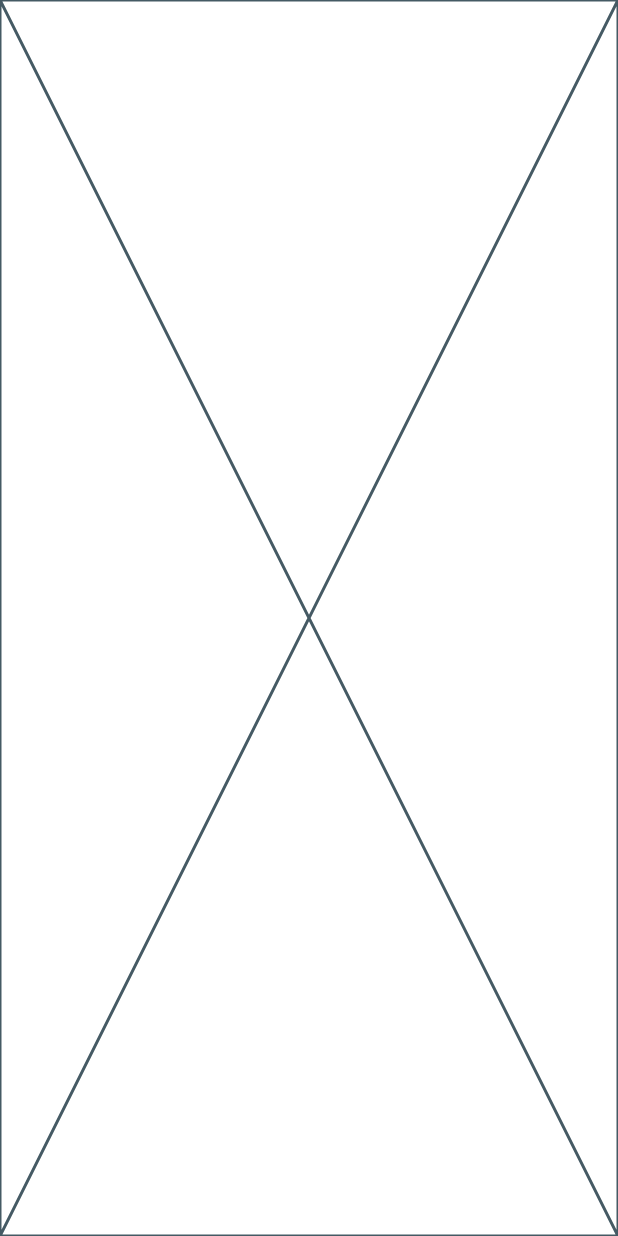
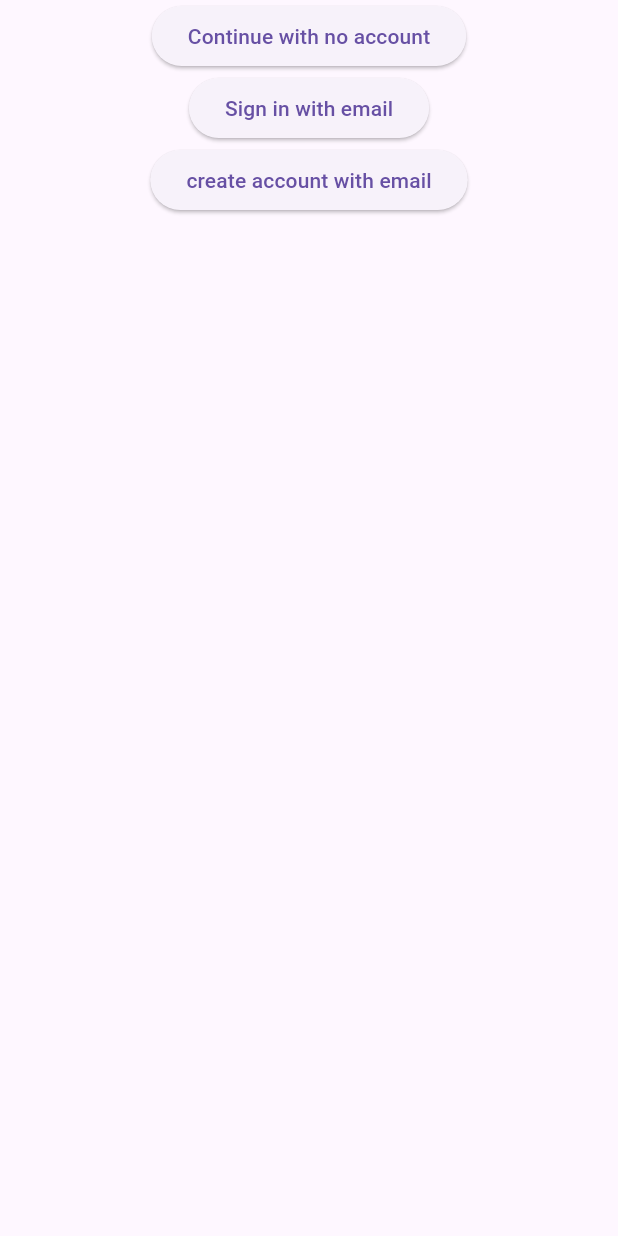
Before and after one commit to zacuel/vertex_virtual, a Flutter app: the screen it shows after launch, on a phone screen of 412 x 824 dp. Run offline on Flutter 3.47's test engine with Material 3 defaults, Android fonts, the phone set to English and light mode, and no system bars; our stand-ins replace cloud_firestore, firebase_auth, firebase_core, flutter_riverpod, fpdart; accounts and stored records are empty; generated files the repository leaves out were written again.

Commit message:
implement signInAnon

```diff
--- /dev/null
+++ b/lib/auth/auth_screen.dart
@@ -0,0 +1,42 @@
+import 'package:flutter/material.dart';
+import 'package:flutter_riverpod/flutter_riverpod.dart';
+import 'package:vertex_virtual/auth/auth_repository.dart';
+
+class AuthScreen extends ConsumerStatefulWidget {
+  const AuthScreen({super.key});
+
+  @override
+  ConsumerState<ConsumerStatefulWidget> createState() => _AuthScreenState();
+}
+
+class _AuthScreenState extends ConsumerState<AuthScreen> {
+  int _screenIndex = 0;
+
+  Widget get _screen0 => Center(
+        child: Column(children: [
+          ElevatedButton(
+              onPressed: () {
+                ref.read(authRepositoryProvider).signUpAnon();
+              },
+              child: const Text("Continue with no account")),
+          ElevatedButton(onPressed: () {}, child: const Text("Sign in with email")),
+          ElevatedButton(onPressed: () {}, child: const Text("create account with email")),
+        ]),
+      );
+
+  @override
+  Widget build(BuildContext context) {
+    return Scaffold(
+      body: Builder(
+        builder: (context) {
+          switch (_screenIndex) {
+            case 0:
+              return _screen0;
+            default:
+              return Placeholder();
+          }
+        },
+      ),
+    );
+  }
+}
--- a/lib/main.dart
+++ b/lib/main.dart
@@ -1,25 +1,39 @@
 import 'package:flutter/material.dart';
 import 'package:firebase_core/firebase_core.dart';
-import 'firebase_tools/firebase_options.dart';
+import 'package:flutter_riverpod/flutter_riverpod.dart';
+import 'package:vertex_virtual/auth/auth_repository.dart';
+import 'package:vertex_virtual/utility/error_loader.dart';
+import 'auth/auth_screen.dart';
+import 'utility/firebase_tools/firebase_options.dart';
 
 void main() async {
   WidgetsFlutterBinding.ensureInitialized();
   await Firebase.initializeApp(options: DefaultFirebaseOptions.currentPlatform);
-  runApp(const MyApp());
+  runApp(const ProviderScope(child: MyApp()));
 }
 
-class MyApp extends StatelessWidget {
+class MyApp extends ConsumerStatefulWidget {
   const MyApp({super.key});
 
   @override
+  ConsumerState<ConsumerStatefulWidget> createState() => _MyAppState();
+}
+
+class _MyAppState extends ConsumerState<MyApp> {
+  @override
   Widget build(BuildContext context) {
     return MaterialApp(
-      title: 'Flutter Demo',
-      theme: ThemeData(
-        colorScheme: ColorScheme.fromSeed(seedColor: Colors.deepPurple),
-        useMaterial3: true,
-      ),
-      home: const Placeholder(),
+      debugShowCheckedModeBanner: false,
+      title: "think tank",
+      home: ref.watch(authStateChangeProvider).when(
+          data: (data) {
+            if (data != null) {
+              return const Placeholder();
+            }
+            return const AuthScreen();
+          },
+          error: (error, _) => ErrorText(error.toString()),
+          loading: () => const Loader()),
     );
   }
 }
--- a/lib/model/person.dart
+++ b/lib/model/person.dart
@@ -3,16 +3,20 @@
 class Person {
   final String uid;
   final List<String> favoriteArticleIds;
+  final bool isAuthenticated;
   Person({
     required this.uid,
     required this.favoriteArticleIds,
+    required this.isAuthenticated,
   });
+
 
 
   Map<String, dynamic> toMap() {
     return {
       'uid': uid,
       'favoriteArticleIds': favoriteArticleIds,
+      'isAuthenticated': isAuthenticated,
     };
   }
 
@@ -20,6 +24,7 @@ class Person {
     return Person(
       uid: map['uid'] ?? '',
       favoriteArticleIds: List<String>.from(map['favoriteArticleIds']),
+      isAuthenticated: map['isAuthenticated'] ?? false,
     );
   }
 
--- a/pubspec.yaml
+++ b/pubspec.yaml
@@ -39,6 +39,7 @@ dependencies:
   flutter_riverpod: ^2.4.10
   firebase_auth: ^4.16.0
   cloud_firestore: ^4.14.0
+  fpdart: ^1.1.0
 
 dev_dependencies:
   flutter_test:
```
Also changed, not shown: lib/auth/auth_repository.dart (+19 -3 lines), lib/utility/error_loader.dart (added, +24 -0 lines), lib/utility/type_defs.dart (added, +10 -0 lines), lib/utility/firebase_tools/firebase_providers.dart (renamed from lib/firebase_tools/firebase_providers.dart), pubspec.lock.
